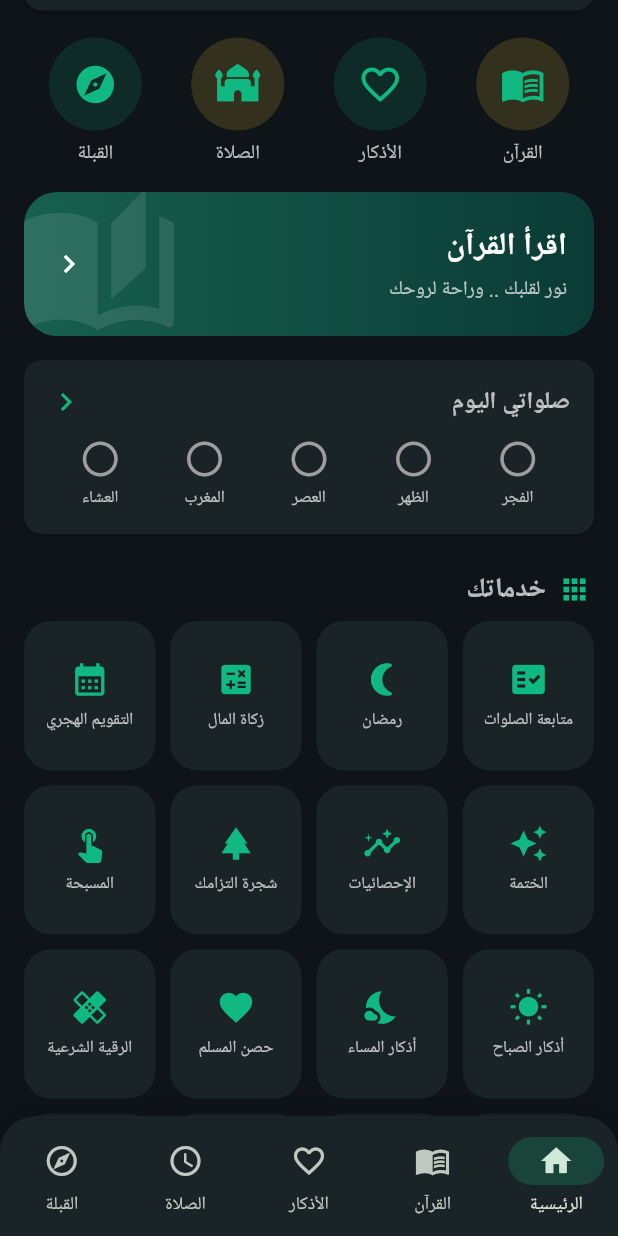
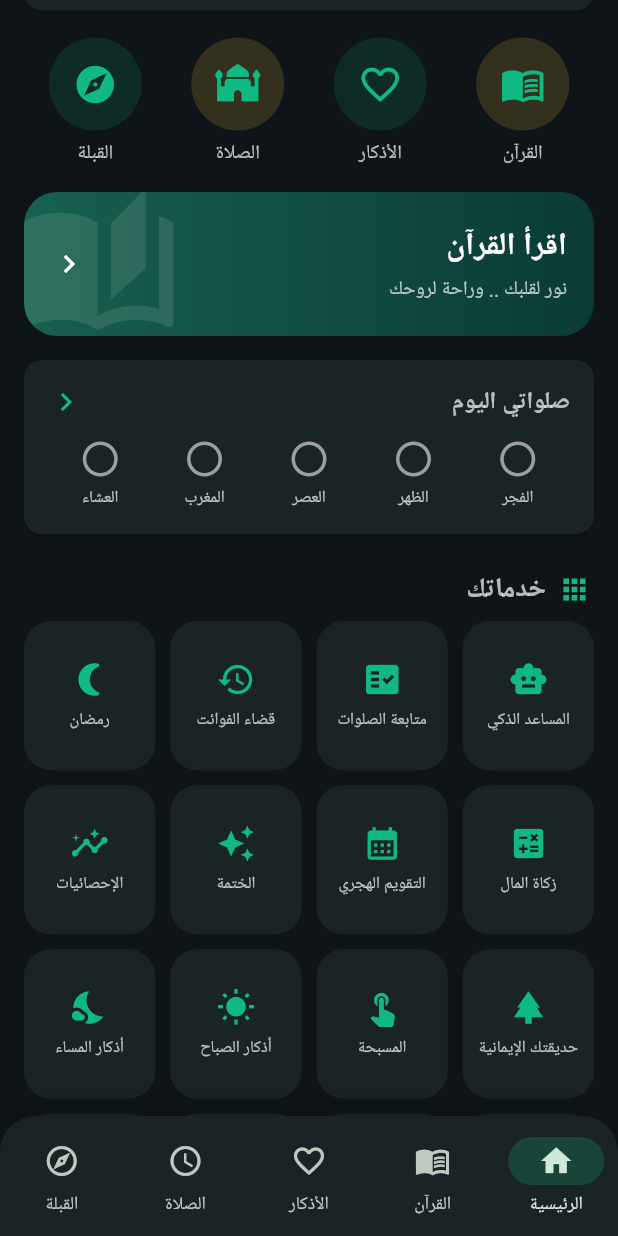
Before and after one commit to k8d67nw45b-ctrl/mslm, a Flutter app: the screen it shows after launch, item 2 of the bottom bar chosen, scrolled down 576 dp, on a phone screen of 412 x 824 dp. Run offline on Flutter 3.47's test engine with Material 3 defaults, Android fonts, the phone set to English and light mode, and no system bars; our stand-ins replace adhan, audioplayers, flutter_compass, flutter_local_notifications, geolocator, hijri and 3 more; network calls fail; Roboto replaces fonts that are missing (Tajawal).

Commit message:
Update home_tab.dart

```diff
--- a/lib/screens/home_tab.dart
+++ b/lib/screens/home_tab.dart
@@ -3,6 +3,7 @@ import 'package:flutter/material.dart';
 import 'package:shared_preferences/shared_preferences.dart';
 import '../core/constants.dart';
 import '../core/theme_controller.dart';
+import 'ai_screen.dart';
 import 'daily_adhkar_screen.dart';
 import 'daily_content.dart';
 import 'growth_screen.dart';
@@ -18,6 +19,7 @@ import 'home_sections.dart';
 import 'home_stats_card.dart';
 import 'home_widgets2.dart';
 import 'khatma_screen.dart';
+import 'library_screen.dart';
 import 'location_service.dart';
 import 'mushaf_reader.dart';
 import 'mushaf_service.dart';
@@ -27,6 +29,7 @@ import 'notifications_screen.dart';
 import 'prayer_helpers.dart';
 import 'prayer_logic.dart';
 import 'prayer_tracker_screen.dart';
+import 'qada_screen.dart';
 import 'ramadan_screen.dart';
 import 'rf_design.dart';
 import 'ruqyah_screen.dart';
@@ -224,15 +227,17 @@ class _HomeTabState extends State<HomeTab> {
 
   List<RfSvc> _services() {
     return [
+      RfSvc('المساعد الذكي', Icons.smart_toy, () => _go(const AiScreen())),
       RfSvc('متابعة الصلوات', Icons.fact_check,
           () => _go(const PrayerTrackerScreen())),
+      RfSvc('قضاء الفوائت', Icons.history, () => _go(const QadaScreen())),
       RfSvc('رمضان', Icons.nightlight_round, () => _go(const RamadanScreen())),
       RfSvc('زكاة المال', Icons.calculate, () => _go(const ZakatScreen())),
       RfSvc('التقويم الهجري', Icons.calendar_month,
           () => _go(const HijriCalendarScreen())),
       RfSvc('الختمة', Icons.auto_awesome, () => _go(const KhatmaScreen())),
       RfSvc('الإحصائيات', Icons.insights, () => _go(const StatsScreen())),
-      RfSvc('شجرة التزامك', Icons.park, () => _go(const GrowthScreen())),
+      RfSvc('حديقتك الإيمانية', Icons.park, () => _go(const GrowthScreen())),
       RfSvc('المسبحة', Icons.touch_app, () => _go(const TasbihScreen())),
       RfSvc('أذكار الصباح', Icons.wb_sunny,
           () => _go(const DailyAdhkarScreen(morning: true))),
@@ -244,6 +249,7 @@ class _HomeTabState extends State<HomeTab> {
           () => _go(const NawawiScreen())),
       RfSvc('الكتب الستة', Icons.library_books,
           () => _go(const HadithBooksScreen())),
+      RfSvc('المكتبة', Icons.local_library, () => _go(const LibraryScreen())),
       RfSvc('الحج والعمرة', Icons.mosque, () => _go(const HajjScreen())),
       RfSvc('المصحف', Icons.auto_stories,
           () => _go(MushafReader(startPage: lastPage ?? 1))),
```
